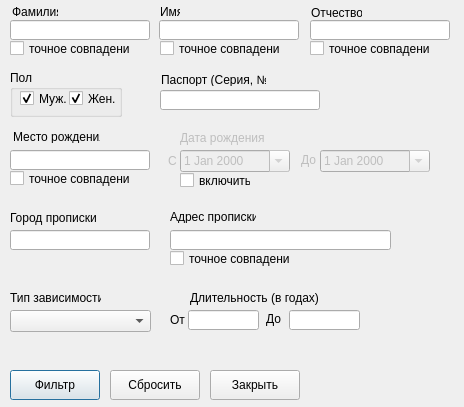
Above: filter_form.ui from moisizz/Rehab-Database-Client before the change. Below: the same form after it.
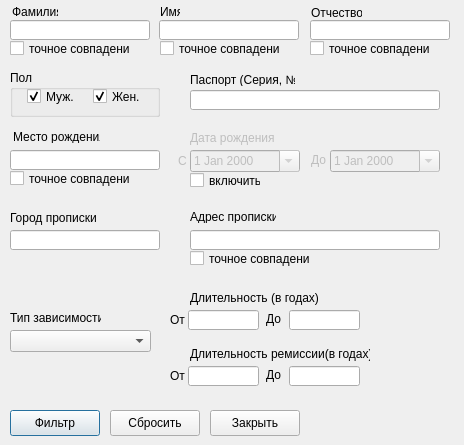
That is the form after the change. Icons and pictures are not drawn.

Diff of the .ui file:
```diff
--- a/filter_form.ui
+++ b/filter_form.ui
@@ -7,7 +7,7 @@
     <x>0</x>
     <y>0</y>
     <width>464</width>
-    <height>407</height>
+    <height>445</height>
    </rect>
   </property>
   <property name="windowTitle">
@@ -23,7 +23,7 @@
    </property>
    <property name="geometry">
     <rect>
-     <x>180</x>
+     <x>190</x>
      <y>150</y>
      <width>110</width>
      <height>22</height>
@@ -78,7 +78,7 @@
    </property>
    <property name="geometry">
     <rect>
-     <x>180</x>
+     <x>190</x>
      <y>130</y>
      <width>84</width>
      <height>16</height>
@@ -93,7 +93,7 @@
     <rect>
      <x>10</x>
      <y>70</y>
-     <width>112</width>
+     <width>150</width>
      <height>47</height>
     </rect>
    </property>
@@ -109,8 +109,8 @@
    <widget class="QCheckBox" name="male">
     <property name="geometry">
      <rect>
-      <x>10</x>
-      <y>20</y>
+      <x>17</x>
+      <y>18</y>
       <width>70</width>
       <height>17</height>
      </rect>
@@ -125,8 +125,8 @@
    <widget class="QCheckBox" name="female">
     <property name="geometry">
      <rect>
-      <x>59</x>
-      <y>20</y>
+      <x>83</x>
+      <y>18</y>
       <width>47</width>
       <height>17</height>
      </rect>
@@ -142,7 +142,7 @@
   <widget class="QLabel" name="address_2">
    <property name="geometry">
     <rect>
-     <x>170</x>
+     <x>190</x>
      <y>210</y>
      <width>86</width>
      <height>13</height>
@@ -168,9 +168,9 @@
   <widget class="QLineEdit" name="address">
    <property name="geometry">
     <rect>
-     <x>170</x>
+     <x>190</x>
      <y>230</y>
-     <width>221</width>
+     <width>250</width>
      <height>20</height>
     </rect>
    </property>
@@ -210,7 +210,7 @@
     <rect>
      <x>10</x>
      <y>150</y>
-     <width>140</width>
+     <width>150</width>
      <height>20</height>
     </rect>
    </property>
@@ -219,9 +219,9 @@
    <property name="geometry">
     <rect>
      <x>10</x>
-     <y>370</y>
+     <y>410</y>
      <width>90</width>
-     <height>30</height>
+     <height>26</height>
     </rect>
    </property>
    <property name="text">
@@ -236,9 +236,9 @@
    <property name="geometry">
     <rect>
      <x>110</x>
-     <y>370</y>
+     <y>410</y>
      <width>90</width>
-     <height>30</height>
+     <height>26</height>
     </rect>
    </property>
    <property name="text">
@@ -253,9 +253,9 @@
    <property name="geometry">
     <rect>
      <x>210</x>
-     <y>370</y>
+     <y>410</y>
      <width>90</width>
-     <height>30</height>
+     <height>26</height>
     </rect>
    </property>
    <property name="text">
@@ -266,7 +266,7 @@
    <property name="geometry">
     <rect>
      <x>10</x>
-     <y>290</y>
+     <y>310</y>
      <width>91</width>
      <height>16</height>
     </rect>
@@ -281,7 +281,7 @@
    </property>
    <property name="geometry">
     <rect>
-     <x>168</x>
+     <x>178</x>
      <y>153</y>
      <width>12</width>
      <height>16</height>
@@ -297,7 +297,7 @@
    </property>
    <property name="geometry">
     <rect>
-     <x>301</x>
+     <x>311</x>
      <y>152</y>
      <width>17</width>
      <height>16</height>
@@ -313,7 +313,7 @@
    </property>
    <property name="geometry">
     <rect>
-     <x>320</x>
+     <x>330</x>
      <y>150</y>
      <width>110</width>
      <height>22</height>
@@ -341,7 +341,7 @@
     <rect>
      <x>10</x>
      <y>230</y>
-     <width>140</width>
+     <width>150</width>
      <height>20</height>
     </rect>
    </property>
@@ -401,7 +401,7 @@
   <widget class="QCheckBox" name="address_type">
    <property name="geometry">
     <rect>
-     <x>170</x>
+     <x>190</x>
      <y>250</y>
      <width>120</width>
      <height>17</height>
@@ -428,7 +428,7 @@
    <property name="geometry">
     <rect>
      <x>10</x>
-     <y>310</y>
+     <y>330</y>
      <width>141</width>
      <height>22</height>
     </rect>
@@ -437,7 +437,7 @@
   <widget class="QCheckBox" name="born_date_enabled">
    <property name="geometry">
     <rect>
-     <x>180</x>
+     <x>190</x>
      <y>172</y>
      <width>71</width>
      <height>17</height>
@@ -530,7 +530,7 @@
   <widget class="QLabel" name="label_4">
    <property name="geometry">
     <rect>
-     <x>161</x>
+     <x>190</x>
      <y>73</y>
      <width>105</width>
      <height>13</height>
@@ -543,9 +543,9 @@
   <widget class="QLineEdit" name="passport">
    <property name="geometry">
     <rect>
-     <x>160</x>
+     <x>190</x>
      <y>90</y>
-     <width>160</width>
+     <width>250</width>
      <height>20</height>
     </rect>
    </property>
@@ -556,6 +556,83 @@
     <string/>
    </property>
   </widget>
+  <widget class="QLabel" name="born_date_label_from_5">
+   <property name="enabled">
+    <bool>true</bool>
+   </property>
+   <property name="geometry">
+    <rect>
+     <x>170</x>
+     <y>368</y>
+     <width>15</width>
+     <height>16</height>
+    </rect>
+   </property>
+   <property name="text">
+    <string>От</string>
+   </property>
+  </widget>
+  <widget class="QLabel" name="label_12">
+   <property name="geometry">
+    <rect>
+     <x>190</x>
+     <y>346</y>
+     <width>180</width>
+     <height>16</height>
+    </rect>
+   </property>
+   <property name="text">
+    <string>Длительность ремиссии(в годах)</string>
+   </property>
+  </widget>
+  <widget class="QLabel" name="born_date_label_from_6">
+   <property name="enabled">
+    <bool>true</bool>
+   </property>
+   <property name="geometry">
+    <rect>
+     <x>266</x>
+     <y>367</y>
+     <width>15</width>
+     <height>16</height>
+    </rect>
+   </property>
+   <property name="text">
+    <string>До</string>
+   </property>
+  </widget>
+  <widget class="QLineEdit" name="remission_from">
+   <property name="geometry">
+    <rect>
+     <x>188</x>
+     <y>366</y>
+     <width>71</width>
+     <height>20</height>
+    </rect>
+   </property>
+   <property name="inputMask">
+    <string>####; </string>
+   </property>
+   <property name="text">
+    <string/>
+   </property>
+  </widget>
+  <widget class="QLineEdit" name="remission_to">
+   <property name="geometry">
+    <rect>
+     <x>289</x>
+     <y>366</y>
+     <width>71</width>
+     <height>20</height>
+    </rect>
+   </property>
+   <property name="inputMask">
+    <string>####; </string>
+   </property>
+   <property name="text">
+    <string/>
+   </property>
+  </widget>
  </widget>
  <tabstops>
   <tabstop>last_name</tabstop>
```
